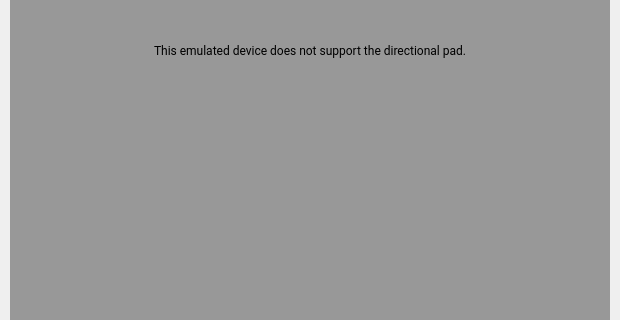
Above: android/android-emu/android/skin/qt/extended-pages/dpad-page.ui from aosp-mirror/platform_external_qemu before the change; both pictures show x 0 to 620 and y 280 to 600 of the 620 by 600 pixel window. Below: the same form after it.
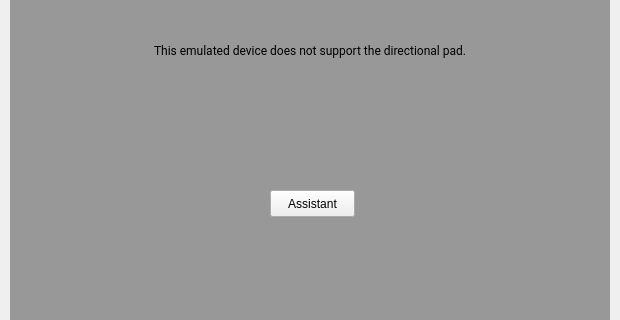
That is the form after the change. Icons and pictures are not drawn.

Commit message: Added Assistant triggering button to emulator dpad

```diff
--- a/android/android-emu/android/skin/qt/extended-pages/dpad-page.ui
+++ b/android/android-emu/android/skin/qt/extended-pages/dpad-page.ui
@@ -336,6 +336,19 @@
     <bool>false</bool>
    </property>
   </widget>
+  <widget class="QPushButton" name="dpad_assistantButton">
+   <property name="geometry">
+    <rect>
+     <x>270</x>
+     <y>470</y>
+     <width>85</width>
+     <height>27</height>
+    </rect>
+   </property>
+   <property name="text">
+    <string>Assistant</string>
+   </property>
+  </widget>
  </widget>
  <resources>
   <include location="../resources.qrc"/>
```
The commit also changes 3 other files.
